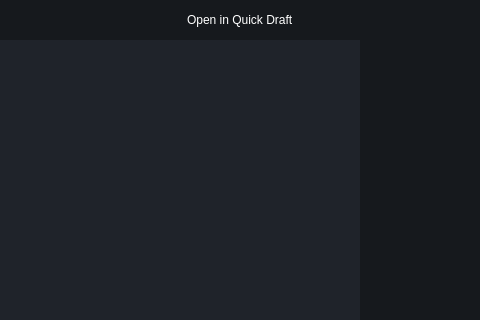
First picture: the form in ui/pages/heatmap.ui, repository elian-olbz/mlbb-drafting-and-simulation-tools, before the edit; both pictures show x 405 to 885 and y 0 to 320 of the 885 by 560 pixel window.
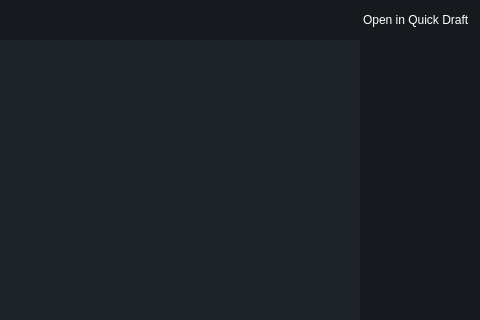
Second picture: the form after the edit. Icons and pictures are not drawn.

```diff
--- a/ui/pages/heatmap.ui
+++ b/ui/pages/heatmap.ui
@@ -350,88 +350,6 @@
             </layout>
            </widget>
           </item>
-          <item alignment="Qt::AlignRight">
-           <widget class="QFrame" name="navig_frame_2">
-            <property name="frameShape">
-             <enum>QFrame::StyledPanel</enum>
-            </property>
-            <property name="frameShadow">
-             <enum>QFrame::Raised</enum>
-            </property>
-            <layout class="QHBoxLayout" name="horizontalLayout_19">
-             <property name="spacing">
-              <number>0</number>
-             </property>
-             <property name="leftMargin">
-              <number>0</number>
-             </property>
-             <property name="topMargin">
-              <number>0</number>
-             </property>
-             <property name="rightMargin">
-              <number>0</number>
-             </property>
-             <property name="bottomMargin">
-              <number>0</number>
-             </property>
-             <item>
-              <spacer name="horizontalSpacer_4">
-               <property name="orientation">
-                <enum>Qt::Horizontal</enum>
-               </property>
-               <property name="sizeType">
-                <enum>QSizePolicy::Preferred</enum>
-               </property>
-               <property name="sizeHint" stdset="0">
-                <size>
-                 <width>20</width>
-                 <height>20</height>
-                </size>
-               </property>
-              </spacer>
-             </item>
-             <item alignment="Qt::AlignRight">
-              <widget class="QPushButton" name="ninimize_button_2">
-               <property name="text">
-                <string/>
-               </property>
-               <property name="icon">
-                <iconset resource="../rsc.qrc">
-                 <normaloff>:/icons/icons/minus.svg</normaloff>:/icons/icons/minus.svg</iconset>
-               </property>
-              </widget>
-             </item>
-             <item alignment="Qt::AlignRight">
-              <widget class="QPushButton" name="restore_button_2">
-               <property name="text">
-                <string/>
-               </property>
-               <property name="icon">
-                <iconset resource="../rsc.qrc">
-                 <normaloff>:/icons/icons/square.svg</normaloff>:/icons/icons/square.svg</iconset>
-               </property>
-               <property name="iconSize">
-                <size>
-                 <width>14</width>
-                 <height>14</height>
-                </size>
-               </property>
-              </widget>
-             </item>
-             <item alignment="Qt::AlignRight">
-              <widget class="QPushButton" name="exit_button_2">
-               <property name="text">
-                <string/>
-               </property>
-               <property name="icon">
-                <iconset resource="../rsc.qrc">
-                 <normaloff>:/icons/icons/x.svg</normaloff>:/icons/icons/x.svg</iconset>
-               </property>
-              </widget>
-             </item>
-            </layout>
-           </widget>
-          </item>
          </layout>
         </widget>
        </item>
```
